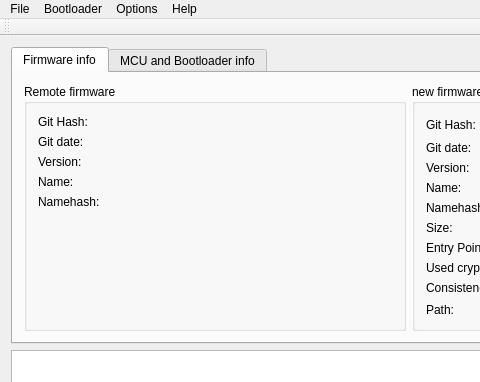
This is qt/project/src/mainwindow.ui in Crystal-Photonics/crystalBoot as Qt 5 draws it before an edit; both pictures show x 0 to 480 and y 0 to 382 of the 830 by 517 pixel window. The edited form follows.
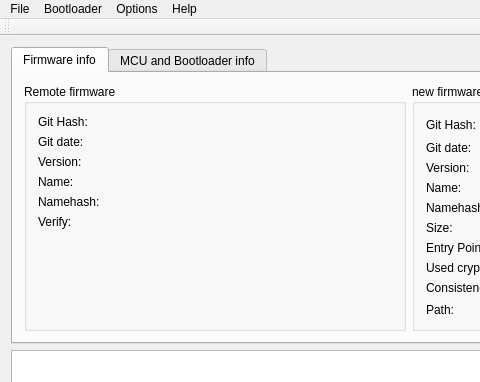
This is the edited form.

```diff
--- a/qt/project/src/mainwindow.ui
+++ b/qt/project/src/mainwindow.ui
@@ -89,7 +89,7 @@
              </property>
             </spacer>
            </item>
-           <item row="6" column="1">
+           <item row="6" column="2">
             <spacer name="horizontalSpacer_3">
              <property name="orientation">
               <enum>Qt::Horizontal</enum>
@@ -109,7 +109,14 @@
              </property>
             </widget>
            </item>
-           <item row="1" column="1">
+           <item row="5" column="0">
+            <widget class="QLabel" name="label_28">
+             <property name="text">
+              <string>Verify:</string>
+             </property>
+            </widget>
+           </item>
+           <item row="1" column="2">
             <widget class="QLabel" name="lbl_rf_gitdate">
              <property name="text">
               <string/>
```
Left out of the diff: 15 changed lines with no effect on the pictures.
